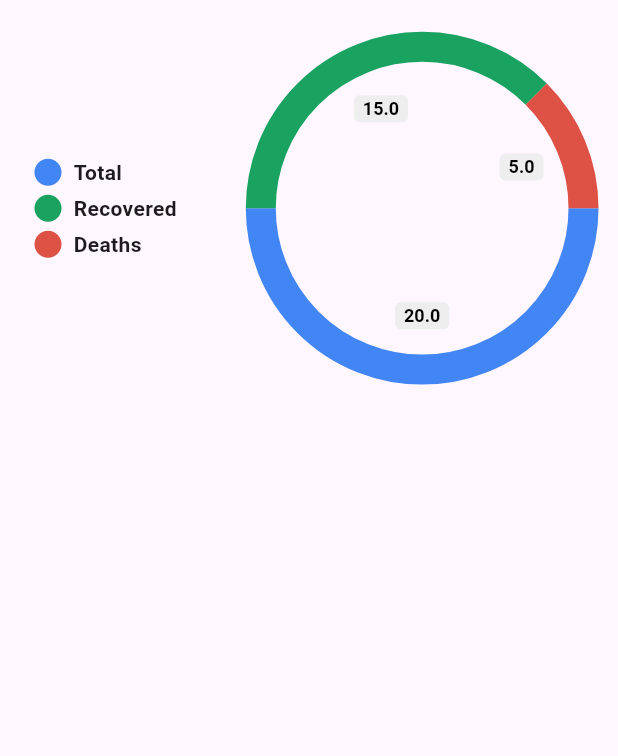
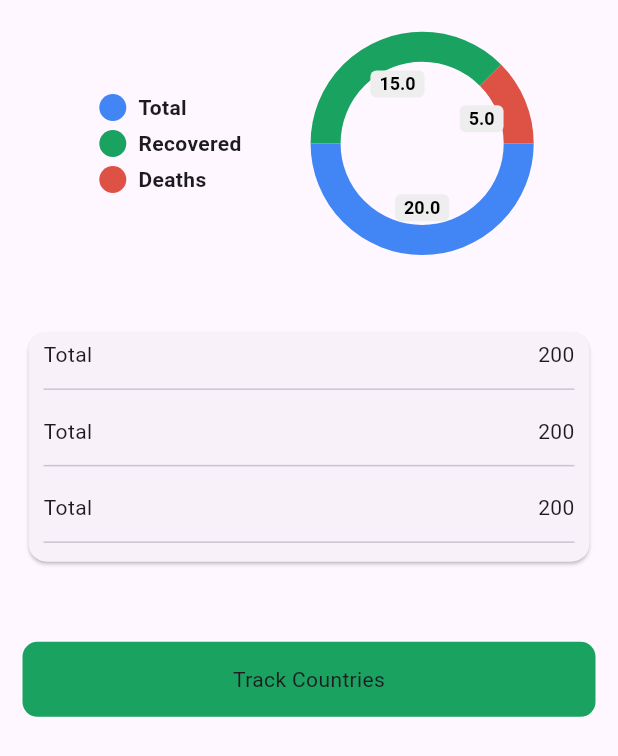
Before and after one commit to rohitranjan753/CovidAppwithRest, a Flutter app: the screen it shows after launch, on a phone screen of 412 x 824 dp. Shown: the top 756 px of the screen. Run offline on Flutter 3.47's test engine with Material 2 defaults, Android fonts, the light colour scheme and no system bars; drawn by our look-alikes of pie_chart.

Commit message:
world_states.dart

```diff
--- a/lib/world_states.dart
+++ b/lib/world_states.dart
@@ -38,12 +38,35 @@ class _WorldStatesScreenState extends State<WorldStatesScreen>
                 height: MediaQuery.of(context).size.height * 0.01,
               ),
               PieChart(
+                chartRadius: MediaQuery.of(context).size.width / 3.2,
                 dataMap: {"Total": 20, "Recovered": 15, "Deaths": 5},
                 animationDuration: const Duration(milliseconds: 1200),
                 chartType: ChartType.ring,
                 colorList: colorList,
                 legendOptions: const LegendOptions(
                   legendPosition: LegendPosition.left
+                ),
+              ),
+              Padding(
+                padding: EdgeInsets.symmetric(vertical: MediaQuery.of(context).size.height * 0.06),
+                child: Card(
+                  child: Column(
+                    children: [
+                      ReusableRow(title: 'Total', value: '200'),
+                      ReusableRow(title: 'Total', value: '200'),
+                      ReusableRow(title: 'Total', value: '200'),
+                    ],
+                  ),
+                ),
+              ),
+              Container(
+                height: 50,
+                decoration: BoxDecoration(
+                  color: Color(0xff1aa260),
+                  borderRadius: BorderRadius.circular(10),
+                ),
+                child: Center(
+                  child: Text('Track Countries'),
                 ),
               )
             ],
@@ -53,3 +76,28 @@ class _WorldStatesScreenState extends State<WorldStatesScreen>
     );
   }
 }
+
+class ReusableRow extends StatelessWidget {
+  String title,value;
+  ReusableRow({Key? key,required this.title,required this.value}) : super(key: key);
+
+  @override
+  Widget build(BuildContext context) {
+    return Padding(
+      padding: const EdgeInsets.symmetric(horizontal: 10,vertical: 5),
+      child: Column(
+        children: [
+          Row(
+            mainAxisAlignment: MainAxisAlignment.spaceBetween,
+            children: [
+              Text(title),
+              Text(value),
+            ],
+          ),
+          SizedBox(height: 5,),
+          Divider()
+        ],
+      ),
+    );
+  }
+}
```
